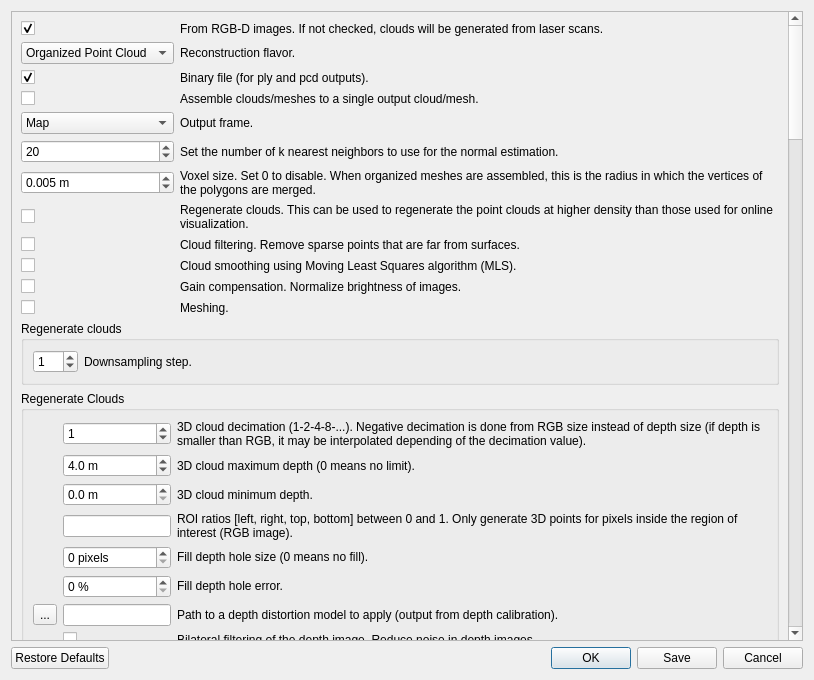
Before: the Qt Designer form guilib/src/ui/exportCloudsDialog.ui in introlab/rtabmap, drawn with Qt 5.
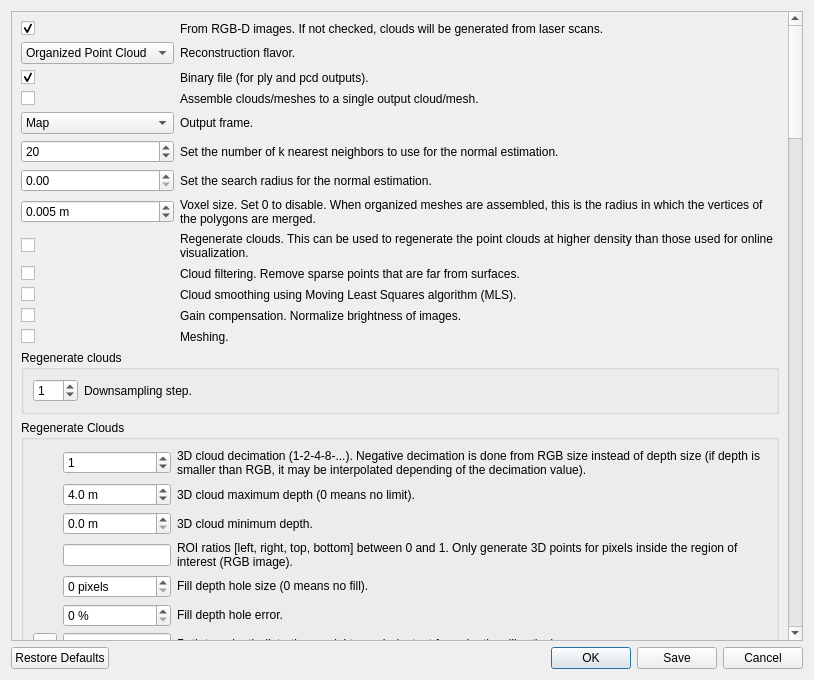
After: the same form once the commit is applied.

Commit message: 0.13.3: scan2d with normals support/registration

Patch:
```diff
--- a/guilib/src/ui/exportCloudsDialog.ui
+++ b/guilib/src/ui/exportCloudsDialog.ui
@@ -23,9 +23,9 @@
       <property name="geometry">
        <rect>
         <x>0</x>
-        <y>-2684</y>
-        <width>773</width>
-        <height>4103</height>
+        <y>0</y>
+        <width>778</width>
+        <height>4058</height>
        </rect>
       </property>
       <layout class="QVBoxLayout" name="verticalLayout_13">
@@ -52,21 +52,21 @@
            </property>
           </widget>
          </item>
-         <item row="8" column="0">
-          <widget class="QCheckBox" name="checkBox_regenerate">
-           <property name="text">
-            <string/>
-           </property>
-          </widget>
-         </item>
          <item row="9" column="0">
+          <widget class="QCheckBox" name="checkBox_regenerate">
+           <property name="text">
+            <string/>
+           </property>
+          </widget>
+         </item>
+         <item row="10" column="0">
           <widget class="QCheckBox" name="checkBox_filtering">
            <property name="text">
             <string/>
            </property>
           </widget>
          </item>
-         <item row="8" column="1">
+         <item row="9" column="1">
           <widget class="QLabel" name="label_regenerate">
            <property name="text">
             <string>Regenerate clouds. This can be used to regenerate the point clouds at higher density than those used for online visualization.</string>
@@ -76,7 +76,14 @@
            </property>
           </widget>
          </item>
-         <item row="7" column="1">
+         <item row="12" column="0">
+          <widget class="QCheckBox" name="checkBox_gainCompensation">
+           <property name="text">
+            <string/>
+           </property>
+          </widget>
+         </item>
+         <item row="8" column="1">
           <widget class="QLabel" name="label_voxel">
            <property name="text">
             <string>Voxel size. Set 0 to disable. When organized meshes are assembled, this is the radius in which the vertices of the polygons are merged.</string>
@@ -86,13 +93,6 @@
            </property>
           </widget>
          </item>
-         <item row="11" column="0">
-          <widget class="QCheckBox" name="checkBox_gainCompensation">
-           <property name="text">
-            <string/>
-           </property>
-          </widget>
-         </item>
          <item row="4" column="1">
           <widget class="QLabel" name="label_binaryFile_2">
            <property name="text">
@@ -103,7 +103,7 @@
            </property>
           </widget>
          </item>
-         <item row="11" column="1">
+         <item row="12" column="1">
           <widget class="QLabel" name="label_gainCompensation">
            <property name="text">
             <string>Gain compensation. Normalize brightness of images.</string>
@@ -133,7 +133,7 @@
            </property>
           </widget>
          </item>
-         <item row="12" column="1">
+         <item row="13" column="1">
           <widget class="QLabel" name="label_binaryFile_12">
            <property name="text">
             <string>Meshing.</string>
@@ -143,7 +143,14 @@
            </property>
           </widget>
          </item>
-         <item row="9" column="1">
+         <item row="11" column="0">
+          <widget class="QCheckBox" name="checkBox_smoothing">
+           <property name="text">
+            <string/>
+           </property>
+          </widget>
+         </item>
+         <item row="10" column="1">
           <widget class="QLabel" name="label_binaryFile_9">
            <property name="text">
             <string>Cloud filtering. Remove sparse points that are far from surfaces.</string>
@@ -153,8 +160,8 @@
            </property>
           </widget>
          </item>
-         <item row="10" column="0">
-          <widget class="QCheckBox" name="checkBox_smoothing">
+         <item row="13" column="0">
+          <widget class="QCheckBox" name="checkBox_meshing">
            <property name="text">
             <string/>
            </property>
@@ -170,14 +177,7 @@
            </property>
           </widget>
          </item>
-         <item row="12" column="0">
-          <widget class="QCheckBox" name="checkBox_meshing">
-           <property name="text">
-            <string/>
-           </property>
-          </widget>
-         </item>
-         <item row="10" column="1">
+         <item row="11" column="1">
           <widget class="QLabel" name="label_binaryFile_10">
            <property name="text">
             <string>Cloud smoothing using Moving Least Squares algorithm (MLS).</string>
@@ -187,7 +187,7 @@
            </property>
           </widget>
          </item>
-         <item row="7" column="0">
+         <item row="8" column="0">
           <widget class="QDoubleSpinBox" name="doubleSpinBox_voxelSize_assembled">
            <property name="suffix">
             <string> m</string>
@@ -277,6 +277,23 @@
            </property>
           </widget>
          </item>
+         <item row="7" column="1">
+          <widget class="QLabel" name="label_normal_2">
+           <property name="text">
+            <string>Set the search radius for the normal estimation.</string>
+           </property>
+           <property name="wordWrap">
+            <bool>true</bool>
+           </property>
+          </widget>
+         </item>
+         <item row="7" column="0">
+          <widget class="QDoubleSpinBox" name="doubleSpinBox_normalRadiusSearch">
+           <property name="singleStep">
+            <double>0.010000000000000</double>
+           </property>
+          </widget>
+         </item>
         </layout>
        </item>
        <item>
```
Left out of the diff: 34 changed lines with no effect on the pictures. The commit also changes 27 other files.
